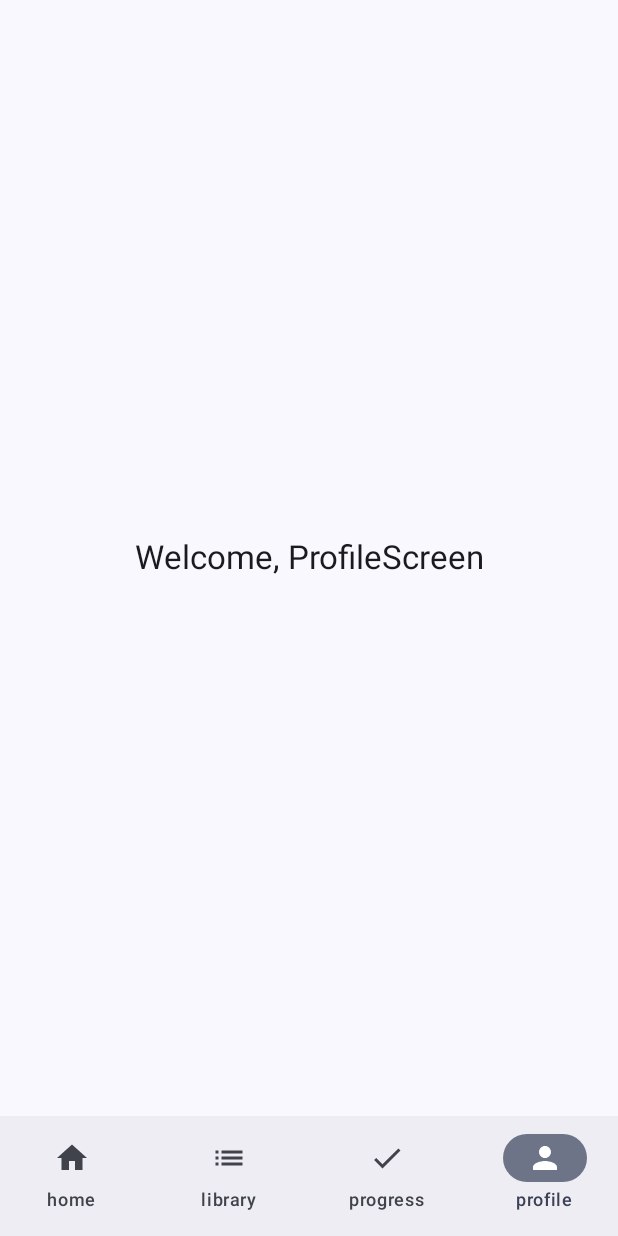
After one commit to Semiys/Sophiaapp, an Android app built with Jetpack Compose: the ProfileScreen screen opened through its navigation route, on a phone screen of 412 x 824 dp. The commit adds this screen. Run offline under Robolectric (Android 15) with nearby library versions, the phone set to English and light mode, and no system bars.

Commit message:
feat(navigation): implement bottom navigation and screen routing - Add bottom navigation bar with icons - Create basic screens (Library, Progress, Profile) - Set up navigation graph and routes - Integrate Splash Screen - Configure screen transitions

```diff
--- a/app/build.gradle.kts
+++ b/app/build.gradle.kts
@@ -57,4 +57,7 @@ dependencies {
     debugImplementation(libs.androidx.ui.tooling)
     debugImplementation(libs.androidx.ui.test.manifest)
 
+    implementation(libs.androidx.navigation.compose)
+    implementation(libs.androidx.core.splashscreen)
+
 }
--- a/app/src/main/java/com/example/sophiaapp/MainActivity.kt
+++ b/app/src/main/java/com/example/sophiaapp/MainActivity.kt
@@ -3,45 +3,47 @@ package com.example.sophiaapp
 import android.os.Bundle
 import androidx.activity.ComponentActivity
 import androidx.activity.compose.setContent
-import androidx.activity.enableEdgeToEdge
 import androidx.compose.foundation.layout.fillMaxSize
+import androidx.compose.material3.MaterialTheme
+import androidx.compose.material3.Surface
+import androidx.compose.ui.Modifier
+import androidx.navigation.compose.rememberNavController
+import androidx.core.splashscreen.SplashScreen.Companion.installSplashScreen
+import com.example.sophiaapp.navigation.SetupNavGraph
+import com.example.sophiaapp.ui.theme.SophiaappTheme
+import androidx.compose.material3.Scaffold
+import androidx.compose.foundation.layout.Box
 import androidx.compose.foundation.layout.padding
-import androidx.compose.material3.Scaffold
-import androidx.compose.material3.Text
-import androidx.compose.runtime.Composable
-import androidx.compose.ui.Modifier
-import androidx.compose.ui.tooling.preview.Preview
-import com.example.sophiaapp.ui.theme.SophiaappTheme
+import com.example.sophiaapp.presentation.components.BottomBar
 
-class MainActivity : ComponentActivity() {
-    override fun onCreate(savedInstanceState: Bundle?) {
+class MainActivity:ComponentActivity(){
+    override fun onCreate(savedInstanceState:Bundle?){
         super.onCreate(savedInstanceState)
-        enableEdgeToEdge()
-        setContent {
-            SophiaappTheme {
-                Scaffold(modifier = Modifier.fillMaxSize()) { innerPadding ->
-                    Greeting(
-                        name = "Android",
-                        modifier = Modifier.padding(innerPadding)
-                    )
+        //Включаем поддержку Splash Screen
+        installSplashScreen()
+
+        setContent{
+            SophiaappTheme{
+                Surface(
+                    modifier=Modifier.fillMaxSize(),
+                    color=MaterialTheme.colorScheme.background
+                ){
+                    val navController=rememberNavController()
+                    Scaffold(
+                        bottomBar={
+                            BottomBar(navController=navController)
+                        }
+                    ){
+                        paddingValues ->
+                        Box(
+                            modifier=Modifier.padding(paddingValues)
+                        ){
+                            SetupNavGraph(navController=navController)
+                        }
+                    }
+
                 }
             }
         }
     }
 }
-
-@Composable
-fun Greeting(name: String, modifier: Modifier = Modifier) {
-    Text(
-        text = "Hello $name!",
-        modifier = modifier
-    )
-}
-
-@Preview(showBackground = true)
-@Composable
-fun GreetingPreview() {
-    SophiaappTheme {
-        Greeting("Android")
-    }
-}
--- /dev/null
+++ b/app/src/main/java/com/example/sophiaapp/navigation/NavGraph.kt
@@ -0,0 +1,34 @@
+package com.example.sophiaapp.navigation
+
+
+import androidx.compose.runtime.Composable
+import androidx.navigation.compose.NavHost
+import androidx.navigation.compose.composable
+import androidx.navigation.NavHostController
+import com.example.sophiaapp.presentation.screens.home.HomeScreen
+import com.example.sophiaapp.presentation.screens.library.LibraryScreen
+import com.example.sophiaapp.presentation.screens.progress.ProgressScreen
+import com.example.sophiaapp.presentation.screens.profile.ProfileScreen
+
+
+@Composable
+fun SetupNavGraph(navController:NavHostController){
+    NavHost(
+        navController=navController,
+        startDestination=Screen.Home.route
+    ){
+        composable(route=Screen.Home.route){
+            HomeScreen()
+        }
+        composable(route=Screen.Library.route){
+            LibraryScreen()
+        }
+        composable(route=Screen.Progress.route){
+            ProgressScreen()
+        }
+        composable(route=Screen.Profile.route){
+            ProfileScreen()
+        }
+
+    }
+}
--- /dev/null
+++ b/app/src/main/java/com/example/sophiaapp/presentation/components/BottomBar.kt
@@ -0,0 +1,61 @@
+package com.example.sophiaapp.presentation.components
+
+import androidx.compose.material3.Icon
+import androidx.compose.material3.NavigationBar
+import androidx.compose.material3.NavigationBarItem
+import androidx.compose.material3.Text
+import androidx.compose.runtime.Composable
+import androidx.compose.runtime.getValue
+import androidx.navigation.NavHostController
+import androidx.navigation.compose.currentBackStackEntryAsState
+import com.example.sophiaapp.navigation.Screen
+
+import androidx.compose.material.icons.Icons
+import androidx.compose.material.icons.filled.Home
+import androidx.compose.material.icons.filled.Person
+import androidx.compose.material.icons.filled.List
+import androidx.compose.material.icons.filled.Check
+@Composable
+fun BottomBar(navController:NavHostController){
+    val screens=listOf(
+        Screen.Home,
+        Screen.Library,
+        Screen.Progress,
+        Screen.Profile
+    )
+
+    val navBackStackEntry by navController.currentBackStackEntryAsState()
+
+    val currentRoute=navBackStackEntry?.destination?.route
+
+    NavigationBar{
+
+        screens.forEach{screen->
+            NavigationBarItem(
+
+                label={Text(text=screen.route.replace("_screen",""))},
+
+                selected=currentRoute==screen.route,
+
+                onClick={
+                    navController.navigate(screen.route){
+                        popUpTo(navController.graph.startDestinationId)
+                        launchSingleTop=true
+                    }
+                },
+                icon={
+                    val icon = when(screen){
+                        Screen.Home ->Icons.Default.Home
+                        Screen.Library -> Icons.Default.List
+                        Screen.Progress -> Icons.Default.Check
+                        Screen.Profile -> Icons.Default.Person
+                    }
+                    Icon(
+                        imageVector=icon,
+                        contentDescription=screen.route
+                    )
+                }
+            )
+        }
+    }
+}
--- /dev/null
+++ b/app/src/main/java/com/example/sophiaapp/presentation/screens/profile/ProfileScreen.kt
@@ -0,0 +1,24 @@
+package com.example.sophiaapp.presentation.screens.profile
+
+import androidx.compose.runtime.Composable
+import androidx.compose.foundation.layout.Box
+import androidx.compose.foundation.layout.fillMaxSize
+import androidx.compose.material3.Text
+import androidx.compose.material3.MaterialTheme
+import androidx.compose.ui.Alignment
+import androidx.compose.ui.Modifier
+
+@Composable
+fun ProfileScreen(){
+    Box(
+        modifier=Modifier
+            .fillMaxSize(),
+            contentAlignment=Alignment.Center
+    ){
+        Text(
+            text="Welcome, ProfileScreen",
+            style= MaterialTheme.typography.titleLarge
+        )
+
+    }
+}
--- a/gradle/libs.versions.toml
+++ b/gradle/libs.versions.toml
@@ -8,7 +8,8 @@ espressoCore = "3.6.1"
 lifecycleRuntimeKtx = "2.8.7"
 activityCompose = "1.10.0"
 composeBom = "2024.04.01"
-
+navigation-compose="2.7.7"
+splash="1.0.1"
 
 [libraries]
 androidx-core-ktx = { group = "androidx.core", name = "core-ktx", version.ref = "coreKtx" }
@@ -25,6 +26,8 @@ androidx-ui-tooling-preview = { group = "androidx.compose.ui", name = "ui-toolin
 androidx-ui-test-manifest = { group = "androidx.compose.ui", name = "ui-test-manifest" }
 androidx-ui-test-junit4 = { group = "androidx.compose.ui", name = "ui-test-junit4" }
 androidx-material3 = { group = "androidx.compose.material3", name = "material3" }
+androidx-navigation-compose={group="androidx.navigation",name="navigation-compose",version.ref="navigation-compose"}
+androidx-core-splashscreen={group="androidx.core",name="core-splashscreen",version.ref="splash"}
 
 
 [plugins]
```
Also changed, not shown: app/src/main/java/com/example/sophiaapp/navigation/Screen.kt (added, +9 -0 lines), app/src/main/java/com/example/sophiaapp/presentation/screens/library/LibraryScreen.kt (added, +26 -0 lines), app/src/main/java/com/example/sophiaapp/presentation/screens/progress/ProgressScreen.kt (added, +25 -0 lines).
